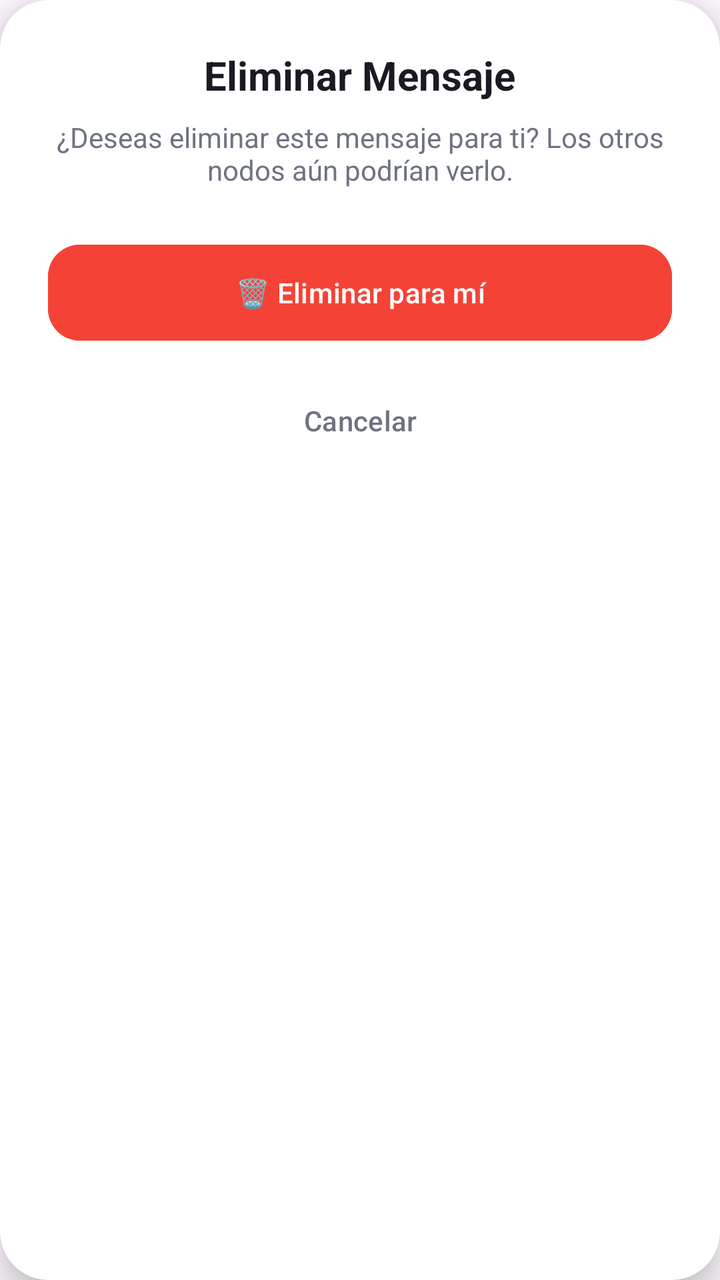
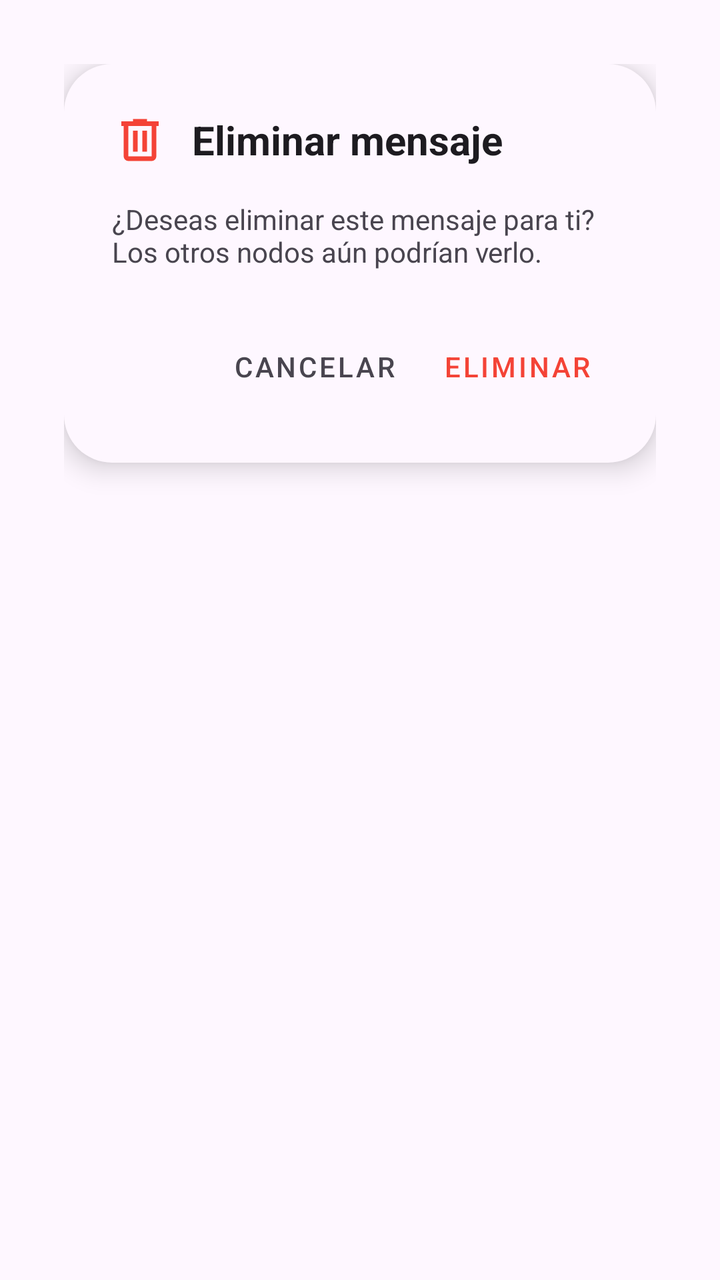

An Android layout rendered at two revisions. The XML below is the earlier revision; the diff shows what the commit changed to produce the second picture.
<!-- AndroidManifest.xml: application theme Theme.Nexu -->
<!-- res/layout/dialog_delete_message.xml -->
<?xml version="1.0" encoding="utf-8"?>
<androidx.cardview.widget.CardView xmlns:android="http://schemas.android.com/apk/res/android"
    xmlns:app="http://schemas.android.com/apk/res-auto"
    android:layout_width="match_parent"
    android:layout_height="wrap_content"
    android:layout_margin="24dp"
    app:cardCornerRadius="24dp"
    app:cardBackgroundColor="@color/surface_card"
    app:cardElevation="8dp">

    <LinearLayout
        android:layout_width="match_parent"
        android:layout_height="wrap_content"
        android:orientation="vertical"
        android:padding="24dp"
        android:gravity="center">

        <TextView
            android:layout_width="wrap_content"
            android:layout_height="wrap_content"
            android:text="Eliminar Mensaje"
            android:textColor="@color/text_primary"
            android:textSize="20sp"
            android:textStyle="bold"
            android:layout_marginBottom="8dp"/>

        <TextView
            android:layout_width="wrap_content"
            android:layout_height="wrap_content"
            android:text="¿Deseas eliminar este mensaje para ti? Los otros nodos aún podrían verlo."
            android:textColor="@color/text_secondary"
            android:textAlignment="center"
            android:layout_marginBottom="24dp"/>

        <Button
            android:id="@+id/btnDeleteMsg"
            android:layout_width="match_parent"
            android:layout_height="56dp"
            android:text="🗑 Eliminar para mí"
            android:textColor="#FFFFFF"
            android:backgroundTint="#F44336"
            style="@style/Widget.Material3.Button.UnelevatedButton"
            app:cornerRadius="16dp"
            android:layout_marginBottom="8dp"/>

        <Button
            android:id="@+id/btnCancelDelete"
            android:layout_width="match_parent"
            android:layout_height="56dp"
            android:text="Cancelar"
            android:textColor="@color/text_secondary"
            android:backgroundTint="@android:color/transparent"
            style="@style/Widget.Material3.Button.TextButton"/>
    </LinearLayout>
</androidx.cardview.widget.CardView>
<!-- resources referenced by this layout -->
<resources>
  <color name="surface_card">#FFFFFF</color>
  <color name="text_primary">#1A1A24</color>
  <color name="text_secondary">#6E7381</color>
  <style name="Theme.Nexu" parent="Base.Theme.Nexu" />
  <style name="Base.Theme.Nexu" parent="Theme.Material3.DayNight.NoActionBar">
      </style>
</resources>

<!-- the commit's change to res/layout/dialog_delete_message.xml (unified diff, before → after) -->
@@ -1,55 +1,70 @@
 <?xml version="1.0" encoding="utf-8"?>
-<androidx.cardview.widget.CardView xmlns:android="http://schemas.android.com/apk/res/android"
+<FrameLayout xmlns:android="http://schemas.android.com/apk/res/android"
     xmlns:app="http://schemas.android.com/apk/res-auto"
     android:layout_width="match_parent"
     android:layout_height="wrap_content"
-    android:layout_margin="24dp"
-    app:cardCornerRadius="24dp"
-    app:cardBackgroundColor="@color/surface_card"
-    app:cardElevation="8dp">
+    android:padding="32dp"> <LinearLayout
+    android:layout_width="match_parent"
+    android:layout_height="wrap_content"
+    android:background="@drawable/button_rounded"
+    android:backgroundTint="?android:colorBackground"
+    android:elevation="8dp"
+    android:orientation="vertical"
+    android:padding="24dp">
 
     <LinearLayout
         android:layout_width="match_parent"
         android:layout_height="wrap_content"
-        android:orientation="vertical"
-        android:padding="24dp"
-        android:gravity="center">
+        android:orientation="horizontal"
+        android:gravity="center_vertical"
+        android:layout_marginBottom="16dp">
+
+        <ImageView
+            android:layout_width="28dp"
+            android:layout_height="28dp"
+            android:src="@drawable/ic_delete"
+            app:tint="#F44336"
+            android:layout_marginEnd="12dp" />
 
         <TextView
             android:layout_width="wrap_content"
             android:layout_height="wrap_content"
-            android:text="Eliminar Mensaje"
-            android:textColor="@color/text_primary"
+            android:text="Eliminar mensaje"
             android:textSize="20sp"
             android:textStyle="bold"
-            android:layout_marginBottom="8dp"/>
+            android:textColor="?android:attr/textColorPrimary" />
+    </LinearLayout>
 
-        <TextView
+    <TextView
+        android:layout_width="match_parent"
+        android:layout_height="wrap_content"
+        android:text="¿Deseas eliminar este mensaje para ti? Los otros nodos aún podrían verlo."
+        android:textSize="14sp"
+        android:textColor="?android:attr/textColorSecondary"
+        android:layout_marginBottom="24dp" />
+
+    <LinearLayout
+        android:layout_width="match_parent"
+        android:layout_height="wrap_content"
+        android:orientation="horizontal"
+        android:gravity="end">
+
+        <com.google.android.material.button.MaterialButton
+            android:id="@+id/btnCancelDelete"
+            style="@style/Widget.MaterialComponents.Button.TextButton"
             android:layout_width="wrap_content"
             android:layout_height="wrap_content"
-            android:text="¿Deseas eliminar este mensaje para ti? Los otros nodos aún podrían verlo."
-            android:textColor="@color/text_secondary"
-            android:textAlignment="center"
-            android:layout_marginBottom="24dp"/>
+            android:text="Cancelar"
+            android:textColor="?android:attr/textColorSecondary"
+            android:layout_marginEnd="8dp" />
 
-        <Button
+        <com.google.android.material.button.MaterialButton
             android:id="@+id/btnDeleteMsg"
-            android:layout_width="match_parent"
-            android:layout_height="56dp"
-            android:text="🗑 Eliminar para mí"
-            android:textColor="#FFFFFF"
-            android:backgroundTint="#F44336"
-            style="@style/Widget.Material3.Button.UnelevatedButton"
-            app:cornerRadius="16dp"
-            android:layout_marginBottom="8dp"/>
-
-        <Button
-            android:id="@+id/btnCancelDelete"
-            android:layout_width="match_parent"
-            android:layout_height="56dp"
-            android:text="Cancelar"
-            android:textColor="@color/text_secondary"
-            android:backgroundTint="@android:color/transparent"
-            style="@style/Widget.Material3.Button.TextButton"/>
+            style="@style/Widget.MaterialComponents.Button.TextButton"
+            android:layout_width="wrap_content"
+            android:layout_height="wrap_content"
+            android:text="Eliminar"
+            android:textColor="#F44336" />
     </LinearLayout>
-</androidx.cardview.widget.CardView>
+</LinearLayout>
+</FrameLayout>
<!-- resource entries referenced after the edit -->
@@ -1,9 +1,18 @@
 <!-- resources referenced by this layout -->
 <resources>
-  <color name="surface_card">#FFFFFF</color>
-  <color name="text_primary">#1A1A24</color>
-  <color name="text_secondary">#6E7381</color>
+  <!-- drawable button_rounded (drawable) -->
+  <?xml version="1.0" encoding="utf-8"?>
+  <shape xmlns:android="http://schemas.android.com/apk/res/android"
+      android:shape="rectangle">
+      <corners android:radius="24dp" />
+      <solid android:color="@color/button_bg" />
+  </shape>
+  <!-- drawable ic_delete (drawable) -->
+  <vector xmlns:android="http://schemas.android.com/apk/res/android" android:width="24dp" android:height="24dp" android:viewportWidth="960" android:viewportHeight="960" android:tint="?attr/colorControlNormal">
+      <path android:fillColor="@android:color/white" android:pathData="M280,840Q247,840 223.5,816.5Q200,793 200,760L200,240L160,240L160,160L360,160L360,120L600,120L600,160L800,160L800,240L760,240L760,760Q760,793 736.5,816.5Q713,840 680,840L280,840ZM680,240L280,240L280,760Q280,760 280,760Q280,760 280,760L680,760Q680,760 680,760Q680,760 680,760L680,240ZM360,680L440,680L440,320L360,320L360,680ZM520,680L600,680L600,320L520,320L520,680ZM280,240L280,240L280,760Q280,760 280,760Q280,760 280,760L280,760Q280,760 280,760Q280,760 280,760L280,240Z"/>
+  </vector>
   <style name="Theme.Nexu" parent="Base.Theme.Nexu" />
+  <color name="button_bg">#00B8D4</color>
   <style name="Base.Theme.Nexu" parent="Theme.Material3.DayNight.NoActionBar">
       </style>
 </resources>
